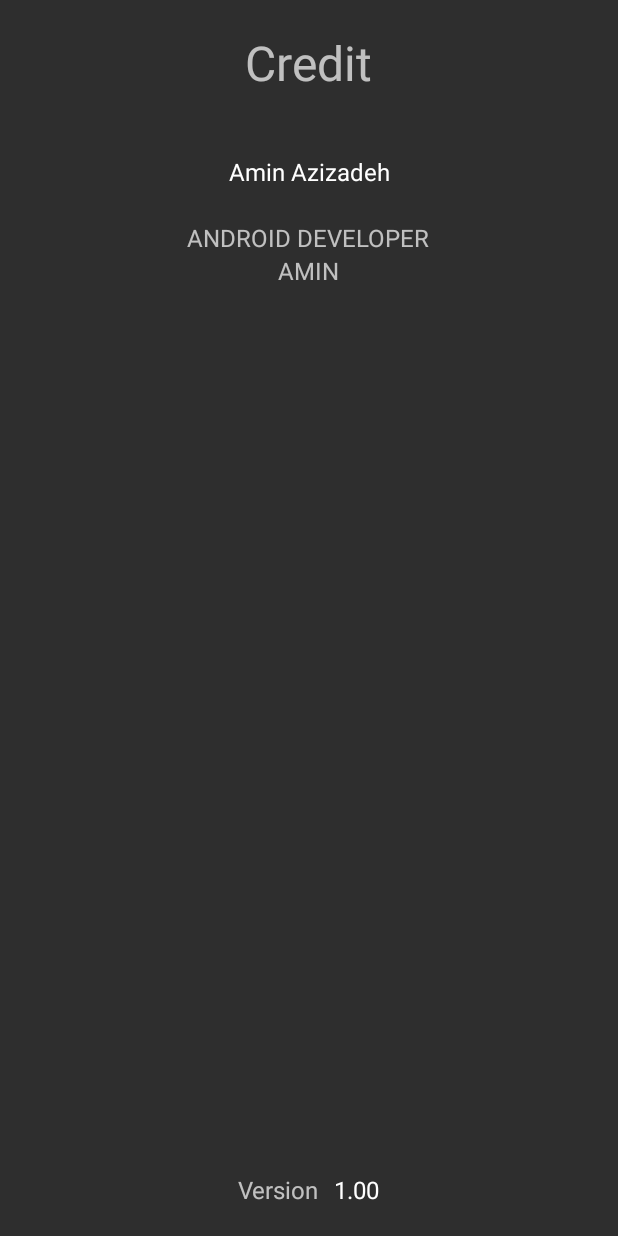
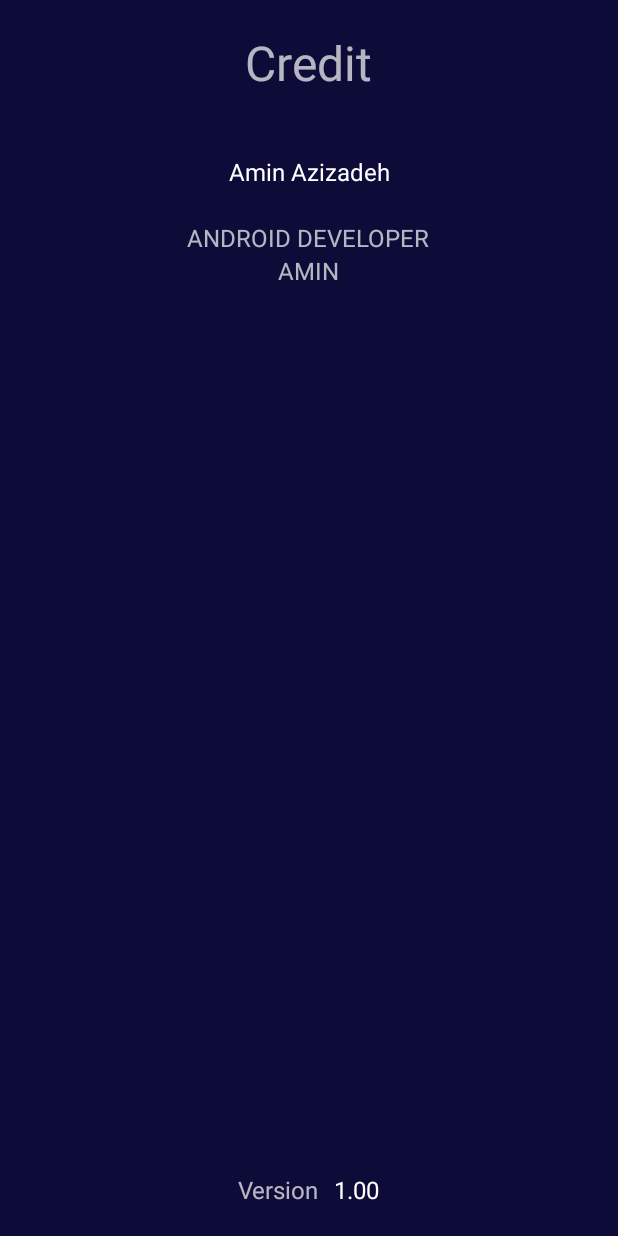
Before and after one commit to amin0011/DotLine, an Android app: the AboutActivity screen opened directly, with no data from a screen before it, on a phone screen of 412 x 824 dp. Run offline under Robolectric (Android 15) with nearby library versions, the phone set to English and light mode, and no system bars.

Commit message:
add color

```diff
--- a/app/src/main/res/layout/activity_about.xml
+++ b/app/src/main/res/layout/activity_about.xml
@@ -3,7 +3,7 @@
     android:layout_width="match_parent"
     android:layout_height="match_parent"
     android:gravity="center_vertical"
-    android:background="#2222"
+    android:background="#0d0b38"
     android:orientation="vertical">
 
   <LinearLayout
```
